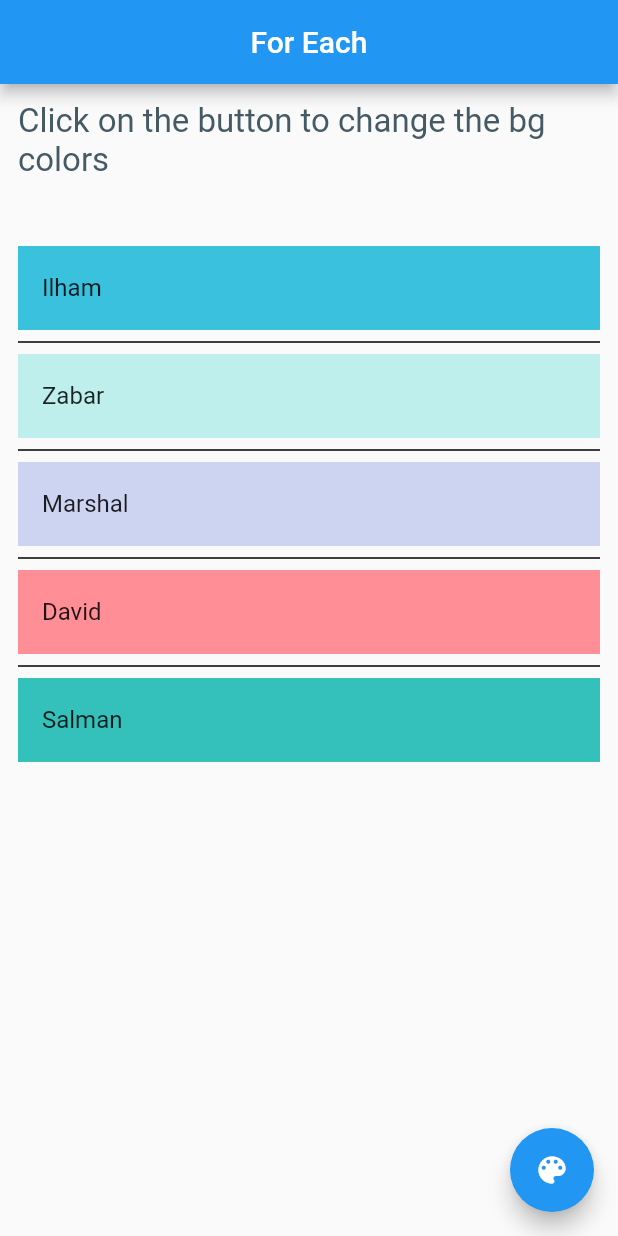
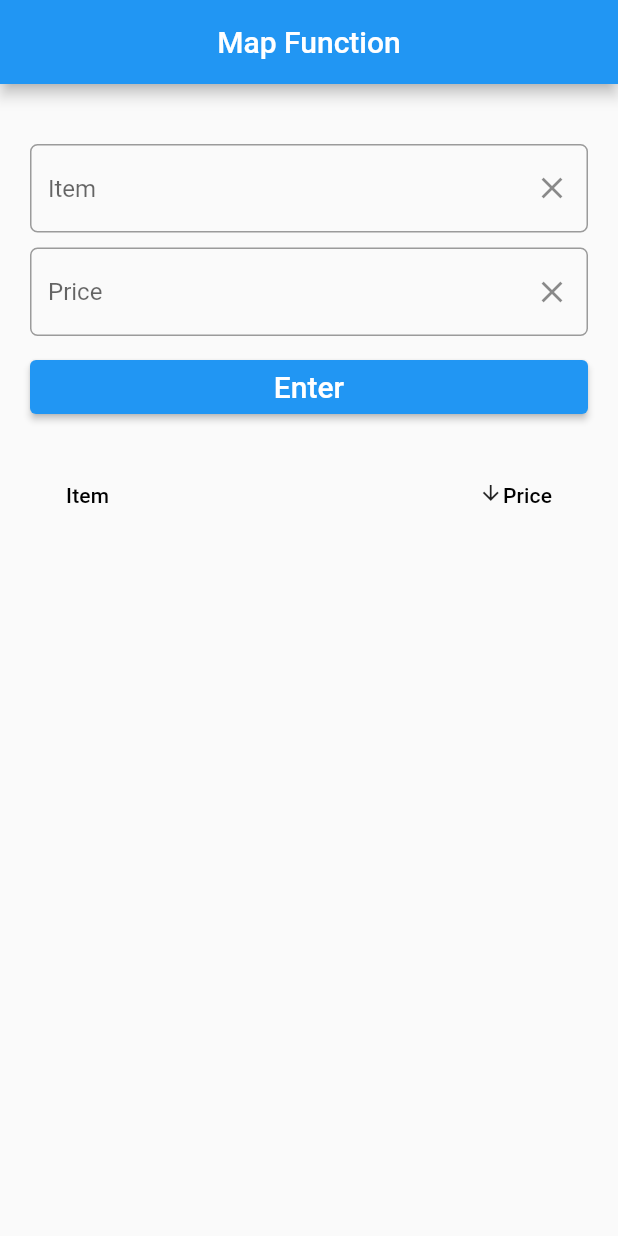
Before and after one commit to Sadid-USN/foreach_and_where, a Flutter app: the screen it shows after launch, on a phone screen of 412 x 824 dp. Run offline on Flutter 3.47's test engine with Material 2 defaults, Android fonts, the phone set to English and light mode, and no system bars.

Commit message:
added map function example

```diff
--- a/lib/for_each.dart
+++ b/lib/for_each.dart
@@ -23,6 +23,7 @@ class _ForEachMethodState extends State<ForEachMethod> {
       floatingActionButton: FloatingActionButton(
         onPressed: () {
           setState(() {
+            // for performs the same function that performs forEach
             for (var friend in myFriends) {
               friend.color = (Random().nextDouble() * 0xFFFFFFFF).toInt();
             }
--- /dev/null
+++ b/lib/map.dart
@@ -0,0 +1,144 @@
+import 'package:flutter/material.dart';
+import 'package:list_filtring/widget/form_input_filed.dart';
+
+class MapFunction extends StatefulWidget {
+  const MapFunction({Key? key}) : super(key: key);
+
+  @override
+  State<MapFunction> createState() => _MapFunctionState();
+}
+
+class _MapFunctionState extends State<MapFunction> {
+  List<Item> items = [];
+  bool sort = false;
+
+  final _formkey = GlobalKey<FormState>();
+  TextEditingController _itemController = TextEditingController();
+  TextEditingController _priceController = TextEditingController();
+
+  @override
+  void initState() {
+    super.initState();
+    _itemController = TextEditingController();
+    _priceController = TextEditingController();
+  }
+
+  @override
+  void dispose() {
+    super.dispose();
+    _priceController.dispose();
+    _itemController.dispose();
+  }
+
+  @override
+  Widget build(BuildContext context) {
+    return Scaffold(
+        appBar: AppBar(
+          title: const Text('Map Function'),
+          centerTitle: true,
+        ),
+        body: Padding(
+          padding: const EdgeInsets.symmetric(horizontal: 20, vertical: 40),
+          child: Form(
+            key: _formkey,
+            child: Column(
+              mainAxisAlignment: MainAxisAlignment.start,
+              crossAxisAlignment: CrossAxisAlignment.stretch,
+              children: [
+                FormInputField(
+                  itemController: _itemController,
+                  hintText: 'Item',
+                  validateMessage: 'Please provide the item name',
+                  keyboardType: TextInputType.text,
+                ),
+
+                const SizedBox(
+                  height: 10,
+                ),
+                FormInputField(
+                  itemController: _priceController,
+                  hintText: 'Price',
+                  validateMessage: 'Please provide the price',
+                  keyboardType: const TextInputType.numberWithOptions(
+                    decimal: true,
+                  ),
+                ),
+                const SizedBox(
+                  height: 10,
+                ),
+                ElevatedButton(
+                    onPressed: () {
+                      if (_formkey.currentState!.validate()) {
+                        items.add(Item(
+                            itemName: _itemController.text,
+                            itemPrice: _priceController.text),);
+                        setState(() {
+                          _itemController.clear();
+                          _priceController.clear();
+                        });
+                      }
+                    },
+                    child: const Text(
+                      'Enter',
+                      style: TextStyle(fontSize: 20),
+                    )),
+                const SizedBox(
+                  height: 20,
+                ),
+                DataTable(
+                  sortColumnIndex: 1,
+                  sortAscending: sort,
+                  columns: [
+                    const DataColumn(
+                      label: Text('Item'),
+                    ),
+                    DataColumn(
+                      numeric: true,
+                      onSort: (int index, bool ascending) {
+                        if (ascending) {
+                          items.sort(
+                              (a, b) => b.itemPrice!.compareTo(a.itemPrice!));
+                        } else {
+                          items.sort(
+                              (a, b) => a.itemPrice!.compareTo(b.itemPrice!));
+                        }
+                        setState(() {
+                          sort = ascending;
+                        });
+                      },
+                      label: const Text('Price'),
+                    ),
+                  ],
+                  rows:
+                      // TODO: Create a row for each item's name and item's price in the table
+
+                      mapItemToDataRows(items).toList(),
+                )
+              ],
+            ),
+          ),
+        ));
+  }
+
+  Iterable<DataRow> mapItemToDataRows(List<Item> items) {
+    Iterable<DataRow> dataRows = items.map((item) {
+      return DataRow(cells: [
+        DataCell(
+          Text(item.itemName!),
+        ),
+        DataCell(
+          Text(
+            item.itemPrice.toString(),
+          ),
+        ),
+      ]);
+    });
+    return dataRows;
+  }
+}
+
+class Item {
+  String? itemName;
+  String? itemPrice;
+  Item({this.itemName, this.itemPrice});
+}
--- /dev/null
+++ b/lib/widget/form_input_filed.dart
@@ -0,0 +1,41 @@
+import 'package:flutter/material.dart';
+
+class FormInputField extends StatelessWidget {
+  const FormInputField({
+    Key ? key,
+    @required TextEditingController ?itemController,
+    this.hintText,
+    this.validateMessage, this.keyboardType,
+  })  : _controller = itemController,
+        super(key: key);
+
+  final TextEditingController? _controller;
+  final String? hintText;
+  final String ?validateMessage;
+  final TextInputType? keyboardType;
+
+  @override
+  Widget build(BuildContext context) {
+    return TextFormField(
+      controller: _controller,
+      keyboardType: keyboardType,
+      decoration: InputDecoration(
+          hintText: hintText,
+          border: const OutlineInputBorder(
+            borderRadius: BorderRadius.all(
+              Radius.circular(5),
+            ),
+          ),
+          suffixIcon: IconButton(
+            onPressed: () => _controller!.clear(),
+            icon: const Icon(Icons.clear),
+          )),
+      validator: (value) {
+        if (value!.isEmpty) {
+          return validateMessage;
+        }
+        return null;
+      },
+    );
+  }
+}
```
Also changed, not shown: lib/main.dart (+4 -91 lines), lib/where_function.dart (added, +106 -0 lines).
